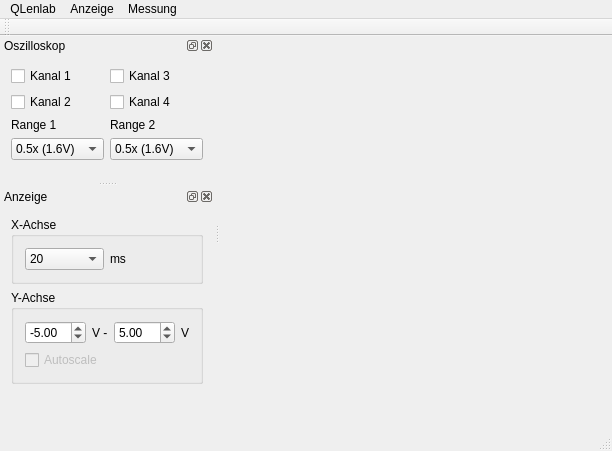
Above: qlenlab.ui from flesniak/qlenlab before the change. Below: the same form after it.
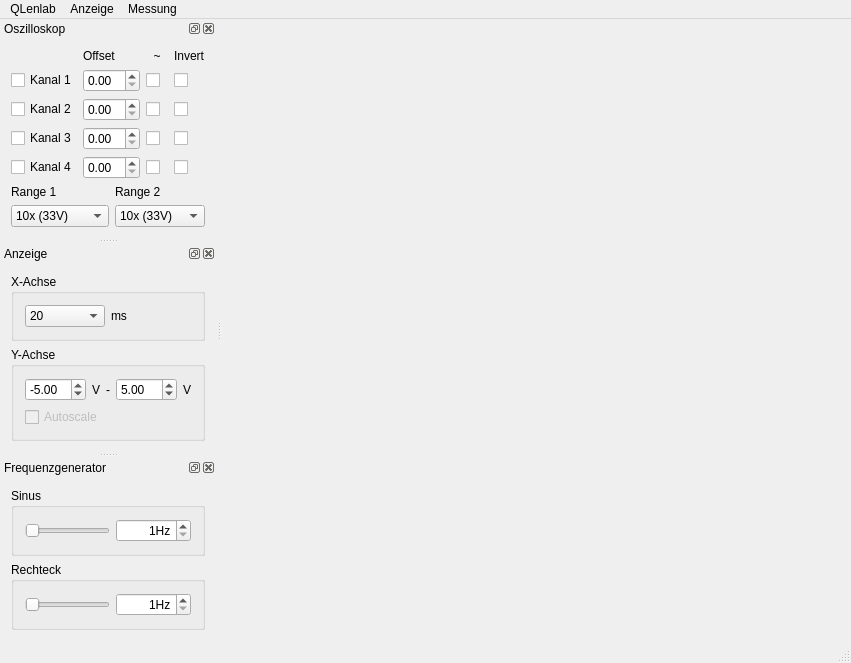
That is the form after the change.

Commit message: serial connecting complete, startet implementing main com

Diff of the .ui file:
```diff
--- a/qlenlab.ui
+++ b/qlenlab.ui
@@ -6,8 +6,8 @@
    <rect>
     <x>0</x>
     <y>0</y>
-    <width>612</width>
-    <height>451</height>
+    <width>851</width>
+    <height>598</height>
    </rect>
   </property>
   <property name="windowTitle">
@@ -16,15 +16,13 @@
   <property name="dockOptions">
    <set>QMainWindow::AllowNestedDocks|QMainWindow::AllowTabbedDocks|QMainWindow::AnimatedDocks</set>
   </property>
-  <widget class="QWidget" name="centralWidget">
-   <layout class="QGridLayout" name="gridLayout_2"/>
-  </widget>
+  <widget class="QWidget" name="centralWidget"/>
   <widget class="QMenuBar" name="menuBar">
    <property name="geometry">
     <rect>
      <x>0</x>
      <y>0</y>
-     <width>612</width>
+     <width>851</width>
      <height>20</height>
     </rect>
    </property>
@@ -62,14 +60,6 @@
    <addaction name="menu_interface"/>
    <addaction name="menu_measurement"/>
   </widget>
-  <widget class="QToolBar" name="mainToolBar">
-   <attribute name="toolBarArea">
-    <enum>TopToolBarArea</enum>
-   </attribute>
-   <attribute name="toolBarBreak">
-    <bool>false</bool>
-   </attribute>
-  </widget>
   <widget class="QStatusBar" name="statusBar"/>
   <widget class="QDockWidget" name="dockWidget_scope">
    <property name="windowTitle">
@@ -79,53 +69,145 @@
     <number>1</number>
    </attribute>
    <widget class="QWidget" name="dockWidgetContents_2">
-    <layout class="QVBoxLayout" name="verticalLayout_3">
-     <item>
       <layout class="QGridLayout" name="gridLayout">
-       <item row="0" column="0">
+     <item row="0" column="1" colspan="2">
+      <widget class="QLabel" name="label_offset">
+       <property name="toolTip">
+        <string>Manuelles Offset. Addiert den eingestellten Wert in Volt auf die Spannung des Kanals.</string>
+       </property>
+       <property name="text">
+        <string>Offset</string>
+       </property>
+      </widget>
+     </item>
+     <item row="0" column="3">
+      <widget class="QLabel" name="label_alt">
+       <property name="toolTip">
+        <string>Macht den Eingang symmetrisch, d.h. es wird möglich, negative Spannungen zu messen.</string>
+       </property>
+       <property name="text">
+        <string>~</string>
+       </property>
+       <property name="alignment">
+        <set>Qt::AlignCenter</set>
+       </property>
+      </widget>
+     </item>
+     <item row="1" column="0">
         <widget class="QCheckBox" name="checkBox_ch1">
          <property name="text">
           <string>Kanal 1</string>
          </property>
         </widget>
        </item>
-       <item row="0" column="1">
-        <widget class="QCheckBox" name="checkBox_ch3">
+     <item row="1" column="1" colspan="2">
+      <widget class="QDoubleSpinBox" name="doubleSpinBox_ch1_offset"/>
+     </item>
+     <item row="1" column="3">
+      <widget class="QCheckBox" name="checkBox_ch1_alt">
          <property name="text">
-          <string>Kanal 3</string>
+        <string/>
          </property>
         </widget>
        </item>
-       <item row="1" column="0">
+     <item row="1" column="4">
+      <widget class="QCheckBox" name="checkBox_ch1_inv">
+       <property name="text">
+        <string/>
+       </property>
+      </widget>
+     </item>
+     <item row="2" column="0">
         <widget class="QCheckBox" name="checkBox_ch2">
          <property name="text">
           <string>Kanal 2</string>
          </property>
         </widget>
        </item>
-       <item row="1" column="1">
+     <item row="2" column="1" colspan="2">
+      <widget class="QDoubleSpinBox" name="doubleSpinBox_ch2_offset"/>
+     </item>
+     <item row="2" column="3">
+      <widget class="QCheckBox" name="checkBox_ch2_alt">
+       <property name="text">
+        <string/>
+       </property>
+      </widget>
+     </item>
+     <item row="2" column="4">
+      <widget class="QCheckBox" name="checkBox_ch2_inv">
+       <property name="text">
+        <string/>
+       </property>
+      </widget>
+     </item>
+     <item row="3" column="0">
+      <widget class="QCheckBox" name="checkBox_ch3">
+       <property name="text">
+        <string>Kanal 3</string>
+       </property>
+      </widget>
+     </item>
+     <item row="3" column="1" colspan="2">
+      <widget class="QDoubleSpinBox" name="doubleSpinBox_ch3_offset"/>
+     </item>
+     <item row="3" column="3">
+      <widget class="QCheckBox" name="checkBox_ch3_alt">
+       <property name="text">
+        <string/>
+       </property>
+      </widget>
+     </item>
+     <item row="3" column="4">
+      <widget class="QCheckBox" name="checkBox_ch3_inv">
+       <property name="text">
+        <string/>
+       </property>
+      </widget>
+     </item>
+     <item row="4" column="0">
         <widget class="QCheckBox" name="checkBox_ch4">
          <property name="text">
           <string>Kanal 4</string>
          </property>
         </widget>
        </item>
-       <item row="2" column="0">
+     <item row="4" column="1" colspan="2">
+      <widget class="QDoubleSpinBox" name="doubleSpinBox_ch4_offset"/>
+     </item>
+     <item row="4" column="3">
+      <widget class="QCheckBox" name="checkBox_ch4_alt">
+       <property name="text">
+        <string/>
+       </property>
+      </widget>
+     </item>
+     <item row="4" column="4">
+      <widget class="QCheckBox" name="checkBox_ch4_inv">
+       <property name="text">
+        <string/>
+       </property>
+      </widget>
+     </item>
+     <item row="5" column="0">
         <widget class="QLabel" name="label_range1">
          <property name="text">
           <string>Range 1</string>
          </property>
         </widget>
        </item>
-       <item row="2" column="1">
+     <item row="5" column="2" colspan="2">
         <widget class="QLabel" name="label_range2">
          <property name="text">
           <string>Range 2</string>
          </property>
         </widget>
        </item>
-       <item row="3" column="0">
+     <item row="6" column="0" colspan="2">
         <widget class="QComboBox" name="comboBox_range2">
+       <property name="currentIndex">
+        <number>3</number>
+       </property>
          <item>
           <property name="text">
            <string>0.5x (1.6V)</string>
@@ -148,8 +230,11 @@
          </item>
         </widget>
        </item>
-       <item row="3" column="1">
+     <item row="6" column="2" colspan="3">
         <widget class="QComboBox" name="comboBox_range1">
+       <property name="currentIndex">
+        <number>3</number>
+       </property>
          <item>
           <property name="text">
            <string>0.5x (1.6V)</string>
@@ -172,9 +257,7 @@
          </item>
         </widget>
        </item>
-      </layout>
-     </item>
-     <item>
+     <item row="7" column="0">
       <spacer name="verticalSpacer_2">
        <property name="orientation">
         <enum>Qt::Vertical</enum>
@@ -187,6 +270,16 @@
        </property>
       </spacer>
      </item>
+     <item row="0" column="4">
+      <widget class="QLabel" name="label_inv">
+       <property name="toolTip">
+        <string>Invertiert die Spannung des jeweiligen Kanals</string>
+       </property>
+       <property name="text">
+        <string>Invert</string>
+       </property>
+      </widget>
+     </item>
     </layout>
    </widget>
   </widget>
@@ -281,7 +374,17 @@
           <item>
            <widget class="QLabel" name="label_xaxis_unit_lower">
             <property name="text">
-             <string>V -</string>
+             <string>V</string>
+            </property>
+           </widget>
+          </item>
+          <item>
+           <widget class="QLabel" name="label_yaxis_dash">
+            <property name="text">
+             <string>-</string>
+            </property>
+            <property name="alignment">
+             <set>Qt::AlignCenter</set>
             </property>
            </widget>
           </item>
@@ -336,6 +439,119 @@
     </layout>
    </widget>
   </widget>
+  <widget class="QDockWidget" name="dockWidget_generator">
+   <property name="windowTitle">
+    <string>Frequenzgenerator</string>
+   </property>
+   <attribute name="dockWidgetArea">
+    <number>1</number>
+   </attribute>
+   <widget class="QWidget" name="dockWidgetContents">
+    <layout class="QVBoxLayout" name="verticalLayout_3">
+     <item>
+      <widget class="QGroupBox" name="groupBox_generator_sinus">
+       <property name="title">
+        <string>Sinus</string>
+       </property>
+       <layout class="QHBoxLayout" name="horizontalLayout_3">
+        <item>
+         <widget class="QSlider" name="slider_sinus">
+          <property name="minimum">
+           <number>1</number>
+          </property>
+          <property name="maximum">
+           <number>1000</number>
+          </property>
+          <property name="pageStep">
+           <number>100</number>
+          </property>
+          <property name="orientation">
+           <enum>Qt::Horizontal</enum>
+          </property>
+         </widget>
+        </item>
+        <item>
+         <widget class="QSpinBox" name="spinBox_sinus">
+          <property name="alignment">
+           <set>Qt::AlignRight|Qt::AlignTrailing|Qt::AlignVCenter</set>
+          </property>
+          <property name="suffix">
+           <string>Hz</string>
+          </property>
+          <property name="minimum">
+           <number>1</number>
+          </property>
+          <property name="maximum">
+           <number>10000</number>
+          </property>
+         </widget>
+        </item>
+       </layout>
+      </widget>
+     </item>
+     <item>
+      <widget class="QGroupBox" name="groupBox_generator_square">
+       <property name="title">
+        <string>Rechteck</string>
+       </property>
+       <layout class="QHBoxLayout" name="horizontalLayout_4">
+        <item>
+         <widget class="QSlider" name="slider_square">
+          <property name="minimum">
+           <number>1</number>
+          </property>
+          <property name="maximum">
+           <number>1000</number>
+          </property>
+          <property name="pageStep">
+           <number>100</number>
+          </property>
+          <property name="orientation">
+           <enum>Qt::Horizontal</enum>
+          </property>
+          <property name="invertedAppearance">
+           <bool>false</bool>
+          </property>
+          <property name="invertedControls">
+           <bool>false</bool>
+          </property>
+         </widget>
+        </item>
+        <item>
+         <widget class="QSpinBox" name="spinBox_square">
+          <property name="alignment">
+           <set>Qt::AlignRight|Qt::AlignTrailing|Qt::AlignVCenter</set>
+          </property>
+          <property name="suffix">
+           <string>Hz</string>
+          </property>
+          <property name="minimum">
+           <number>1</number>
+          </property>
+          <property name="maximum">
+           <number>10000</number>
+          </property>
+         </widget>
+        </item>
+       </layout>
+      </widget>
+     </item>
+     <item>
+      <spacer name="verticalSpacer_3">
+       <property name="orientation">
+        <enum>Qt::Vertical</enum>
+       </property>
+       <property name="sizeHint" stdset="0">
+        <size>
+         <width>20</width>
+         <height>40</height>
+        </size>
+       </property>
+      </spacer>
+     </item>
+    </layout>
+   </widget>
+  </widget>
   <action name="action_settings">
    <property name="text">
     <string>Einstellungen</string>
```
Left out of the diff: 31 changed lines with no effect on the pictures. Lines whose indentation alone changed are shown as unchanged. The commit also changes 12 other files.
